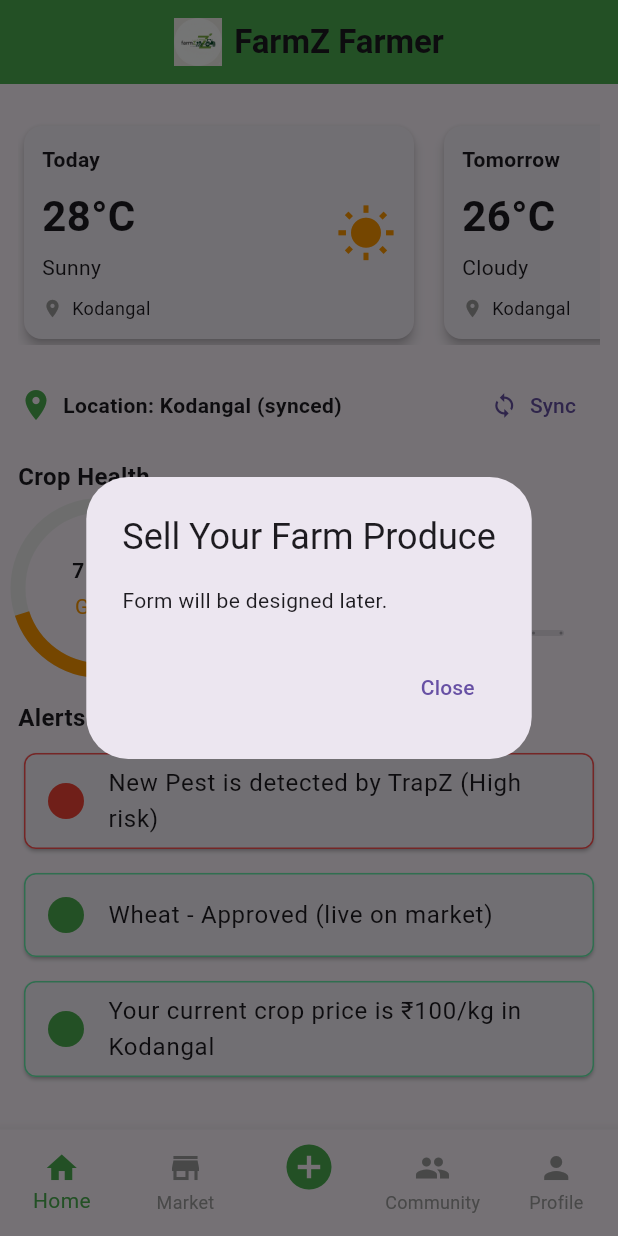
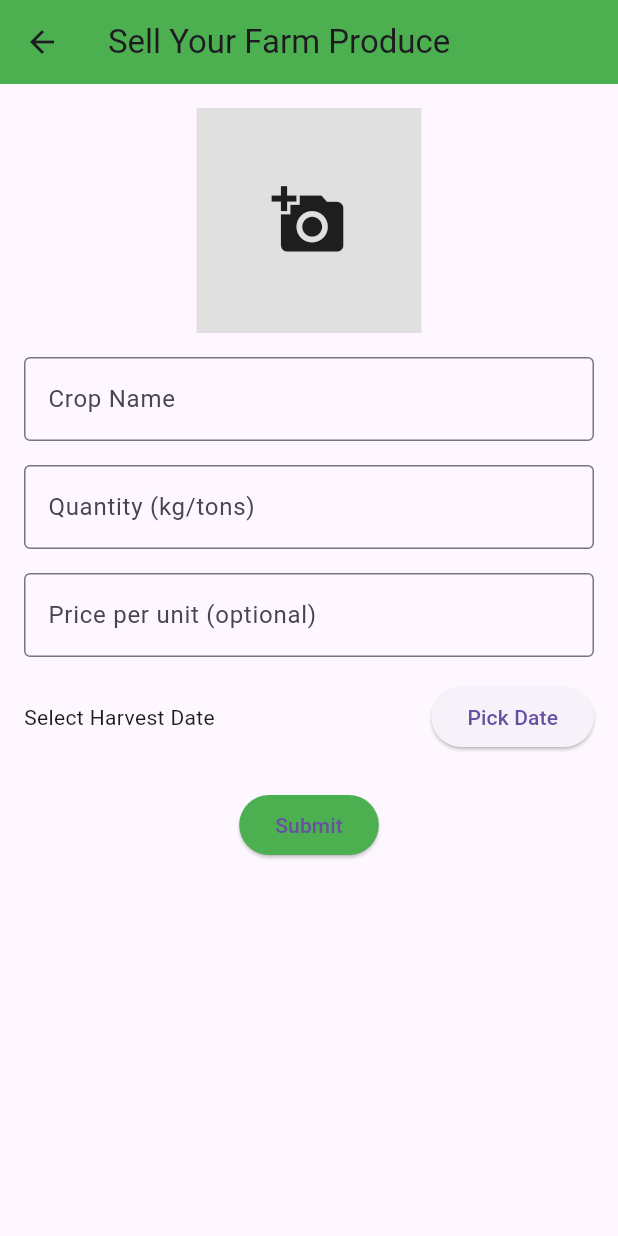
Before and after one commit to lahari-prasanna/farmz, a Flutter app: the MainScaffold screen opened directly, item 3 of the bottom bar chosen, on a phone screen of 412 x 824 dp. Run offline on Flutter 3.47's test engine with Material 3 defaults, Android fonts, the phone set to English and light mode, and no system bars; our stand-ins replace image_picker, permission_handler.

Commit message:
Add Sell Farm Produce screen with image picker, form fields, and date picker

```diff
--- a/lib/main_scaffold.dart
+++ b/lib/main_scaffold.dart
@@ -1,6 +1,9 @@
 // lib/main_scaffold.dart
 import 'package:flutter/material.dart';
+import 'marketplace_screen.dart';
 import 'home_page.dart';
+import 'sell_farm_produce_screen.dart';
+
 // TODO: import marketplace_screen.dart, community_screen.dart, profile_screen.dart
 
 class MainScaffold extends StatefulWidget {
@@ -16,7 +19,7 @@ class _MainScaffoldState extends State<MainScaffold> {
   // screens for nav items
   final List<Widget> _screens = [
   const HomePage(),          // Home
-  const Placeholder(),       // Marketplace (create later)
+  const MarketplaceScreen(),
   const SizedBox(),          // Plus button handled separately
   const Placeholder(),       // Community (create later)
   const Placeholder(),       // Profile (create later)
@@ -34,19 +37,12 @@ class _MainScaffoldState extends State<MainScaffold> {
 }
 
   void _openSellForm() {
-  showDialog(
-    context: context,
-    builder: (_) => AlertDialog(
-      title: const Text("Sell Your Farm Produce"),
-      content: const Text("Form will be designed later."),
-      actions: [
-        TextButton(
-            onPressed: () => Navigator.pop(context),
-            child: const Text("Close"))
-      ],
-    ),
+  Navigator.push(
+    context,
+    MaterialPageRoute(builder: (_) => const SellFarmProduceScreen()),
   );
 }
+
 
   @override
 Widget build(BuildContext context) {
--- /dev/null
+++ b/lib/sell_farm_produce_screen.dart
@@ -0,0 +1,177 @@
+// lib/sell_farm_produce_screen.dart
+import 'dart:io';
+import 'package:flutter/material.dart';
+import 'package:image_picker/image_picker.dart';
+import 'package:intl/intl.dart';
+
+class SellFarmProduceScreen extends StatefulWidget {
+  const SellFarmProduceScreen({super.key});
+
+  @override
+  State<SellFarmProduceScreen> createState() => _SellFarmProduceScreenState();
+}
+
+class _SellFarmProduceScreenState extends State<SellFarmProduceScreen> {
+  final _formKey = GlobalKey<FormState>();
+
+  File? _pickedImage;
+  final picker = ImagePicker();
+
+  String? _cropName;
+  String? _quantity;
+  String? _price;
+  DateTime? _harvestDate;
+
+  Future<void> _pickImage() async {
+    showModalBottomSheet(
+      context: context,
+      builder: (_) => Wrap(
+        children: [
+          ListTile(
+            leading: const Icon(Icons.camera_alt),
+            title: const Text('Take a Photo'),
+            onTap: () async {
+              Navigator.pop(context);
+              final picked = await picker.pickImage(source: ImageSource.camera);
+              if (picked != null) {
+                setState(() => _pickedImage = File(picked.path));
+              }
+            },
+          ),
+          ListTile(
+            leading: const Icon(Icons.photo_library),
+            title: const Text('Choose from Gallery'),
+            onTap: () async {
+              Navigator.pop(context);
+              final picked = await picker.pickImage(source: ImageSource.gallery);
+              if (picked != null) {
+                setState(() => _pickedImage = File(picked.path));
+              }
+            },
+          ),
+        ],
+      ),
+    );
+  }
+
+  Future<void> _pickDate() async {
+    final now = DateTime.now();
+    final selected = await showDatePicker(
+      context: context,
+      initialDate: now,
+      firstDate: DateTime(now.year - 1),
+      lastDate: DateTime(now.year + 1),
+    );
+    if (selected != null) setState(() => _harvestDate = selected);
+  }
+
+  void _submitForm() {
+    if (_formKey.currentState!.validate()) {
+      _formKey.currentState!.save();
+      showDialog(
+        context: context,
+        builder: (_) => AlertDialog(
+          title: const Text('Form Submitted'),
+          content: Text(
+            'Crop: $_cropName\nQuantity: $_quantity\nPrice: $_price\nHarvest Date: ${_harvestDate != null ? DateFormat('yyyy-MM-dd').format(_harvestDate!) : ''}\nImage selected: ${_pickedImage != null}',
+          ),
+          actions: [
+            TextButton(
+              onPressed: () => Navigator.pop(context),
+              child: const Text('OK'),
+            ),
+          ],
+        ),
+      );
+    }
+  }
+
+  @override
+  Widget build(BuildContext context) {
+    return Scaffold(
+      appBar: AppBar(
+        title: const Text('Sell Your Farm Produce'),
+        backgroundColor: Colors.green,
+      ),
+      body: SingleChildScrollView(
+        padding: const EdgeInsets.all(16),
+        child: Form(
+          key: _formKey,
+          child: Column(
+            crossAxisAlignment: CrossAxisAlignment.start,
+            children: [
+              Center(
+                child: GestureDetector(
+                  onTap: _pickImage,
+                  child: _pickedImage != null
+                      ? Image.file(_pickedImage!, height: 150, width: 150, fit: BoxFit.cover)
+                      : Container(
+                          height: 150,
+                          width: 150,
+                          color: Colors.grey[300],
+                          child: const Icon(Icons.add_a_photo, size: 50),
+                        ),
+                ),
+              ),
+              const SizedBox(height: 16),
+
+              TextFormField(
+                decoration: const InputDecoration(
+                  labelText: 'Crop Name',
+                  border: OutlineInputBorder(),
+                ),
+                onSaved: (val) => _cropName = val,
+                validator: (val) => val == null || val.isEmpty ? 'Enter crop name' : null,
+              ),
+              const SizedBox(height: 16),
+
+              TextFormField(
+                decoration: const InputDecoration(
+                  labelText: 'Quantity (kg/tons)',
+                  border: OutlineInputBorder(),
+                ),
+                keyboardType: TextInputType.number,
+                onSaved: (val) => _quantity = val,
+                validator: (val) => val == null || val.isEmpty ? 'Enter quantity' : null,
+              ),
+              const SizedBox(height: 16),
+
+              TextFormField(
+                decoration: const InputDecoration(
+                  labelText: 'Price per unit (optional)',
+                  border: OutlineInputBorder(),
+                ),
+                keyboardType: TextInputType.number,
+                onSaved: (val) => _price = val,
+              ),
+              const SizedBox(height: 16),
+
+              Row(
+                children: [
+                  Expanded(
+                    child: Text(_harvestDate != null
+                        ? 'Harvest Date: ${DateFormat('yyyy-MM-dd').format(_harvestDate!)}'
+                        : 'Select Harvest Date'),
+                  ),
+                  ElevatedButton(
+                    onPressed: _pickDate,
+                    child: const Text('Pick Date'),
+                  ),
+                ],
+              ),
+              const SizedBox(height: 24),
+
+              Center(
+                child: ElevatedButton(
+                  onPressed: _submitForm,
+                  style: ElevatedButton.styleFrom(backgroundColor: Colors.green),
+                  child: const Text('Submit'),
+                ),
+              )
+            ],
+          ),
+        ),
+      ),
+    );
+  }
+}
--- a/pubspec.yaml
+++ b/pubspec.yaml
@@ -30,6 +30,8 @@ environment:
 dependencies:
   flutter:
     sdk: flutter
+  intl: ^0.18.1
+  image_picker: ^1.1.1
 
 
   # The following adds the Cupertino Icons font to your application.
```
Also changed, not shown: lib/marketplace_screen.dart (added, +123 -0 lines), pubspec.lock, 5 other files.
